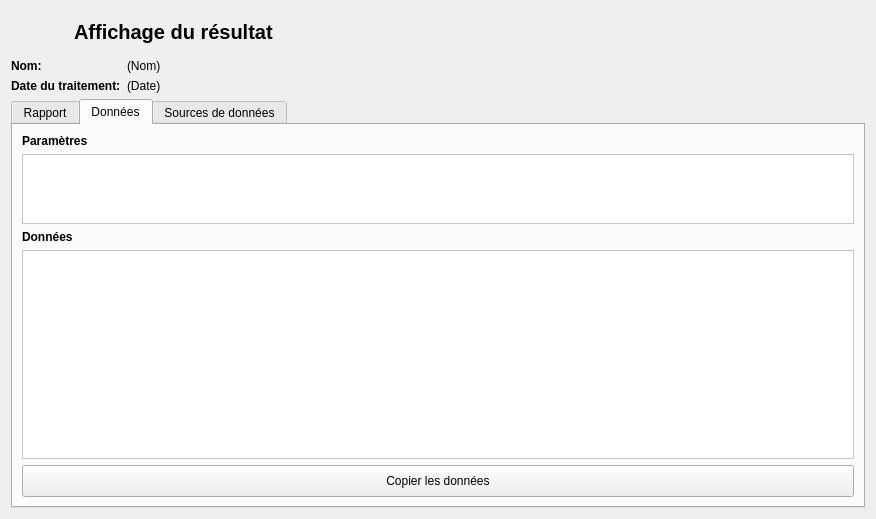
First picture: the form in python/resources/ui/ResultWidget.ui, repository introlab/OpenIMU, before the edit.
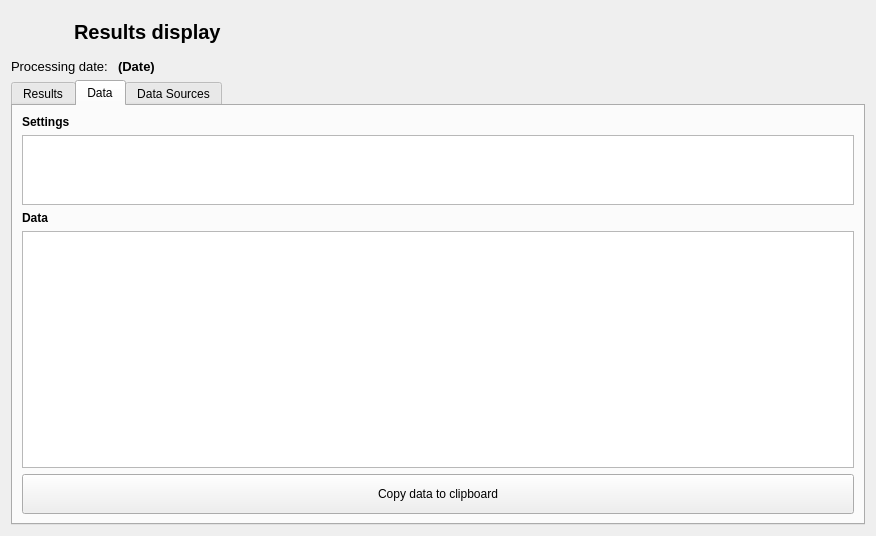
Second picture: the form after the edit. The open tabs and pages were chosen to show the change. Icons and pictures are not drawn.

Commit message: Refs #9. Translated ResultWindow Refs #66. Revised ResultWindow

Patch:
```diff
--- a/python/resources/ui/ResultWidget.ui
+++ b/python/resources/ui/ResultWidget.ui
@@ -7,7 +7,7 @@
     <x>0</x>
     <y>0</y>
     <width>876</width>
-    <height>519</height>
+    <height>536</height>
    </rect>
   </property>
   <property name="sizePolicy">
@@ -20,58 +20,10 @@
    <string>Form</string>
   </property>
   <property name="styleSheet">
-   <string notr="true">QTableWidget#tableData, QTableWidget#tableParams{background-color: white;color: black;}</string>
+   <string notr="true"/>
   </property>
   <layout class="QVBoxLayout" name="verticalLayout">
    <item>
-    <layout class="QGridLayout" name="gridLayout">
-     <item row="2" column="0">
-      <widget class="QLabel" name="lblTime">
-       <property name="font">
-        <font>
-         <weight>75</weight>
-         <bold>true</bold>
-        </font>
-       </property>
-       <property name="text">
-        <string>Date du traitement:</string>
-       </property>
-      </widget>
-     </item>
-     <item row="1" column="0">
-      <widget class="QLabel" name="lblName">
-       <property name="font">
-        <font>
-         <weight>75</weight>
-         <bold>true</bold>
-        </font>
-       </property>
-       <property name="text">
-        <string>Nom:</string>
-       </property>
-      </widget>
-     </item>
-     <item row="2" column="1">
-      <widget class="QLabel" name="lblTimeValue">
-       <property name="text">
-        <string>(Date)</string>
-       </property>
-      </widget>
-     </item>
-     <item row="1" column="1">
-      <widget class="QLabel" name="lblNameValue">
-       <property name="sizePolicy">
-        <sizepolicy hsizetype="MinimumExpanding" vsizetype="Preferred">
-         <horstretch>0</horstretch>
-         <verstretch>0</verstretch>
-        </sizepolicy>
-       </property>
-       <property name="text">
-        <string>(Nom)</string>
-       </property>
-      </widget>
-     </item>
-     <item row="0" column="0" colspan="2">
       <widget class="QFrame" name="frameTitle">
        <layout class="QHBoxLayout" name="horizontalLayout">
         <item>
@@ -100,7 +52,7 @@
          </widget>
         </item>
         <item>
-         <widget class="QLabel" name="lblInfos">
+       <widget class="QLabel" name="lblNameValue">
           <property name="sizePolicy">
            <sizepolicy hsizetype="Preferred" vsizetype="Fixed">
             <horstretch>0</horstretch>
@@ -110,17 +62,53 @@
           <property name="font">
            <font>
             <pointsize>15</pointsize>
-            <weight>75</weight>
             <italic>false</italic>
             <bold>true</bold>
            </font>
           </property>
           <property name="text">
-           <string>Affichage du résultat</string>
+         <string>Results display</string>
           </property>
          </widget>
         </item>
        </layout>
+    </widget>
+   </item>
+   <item>
+    <layout class="QGridLayout" name="gridLayout">
+     <property name="horizontalSpacing">
+      <number>10</number>
+     </property>
+     <item row="1" column="0">
+      <widget class="QLabel" name="lblTime">
+       <property name="sizePolicy">
+        <sizepolicy hsizetype="Maximum" vsizetype="Preferred">
+         <horstretch>0</horstretch>
+         <verstretch>0</verstretch>
+        </sizepolicy>
+       </property>
+       <property name="font">
+        <font>
+         <pointsize>10</pointsize>
+         <bold>false</bold>
+        </font>
+       </property>
+       <property name="text">
+        <string>Processing date:</string>
+       </property>
+      </widget>
+     </item>
+     <item row="1" column="1">
+      <widget class="QLabel" name="lblTimeValue">
+       <property name="font">
+        <font>
+         <pointsize>10</pointsize>
+         <bold>true</bold>
+        </font>
+       </property>
+       <property name="text">
+        <string notr="true">(Date)</string>
+       </property>
       </widget>
      </item>
     </layout>
@@ -128,11 +116,17 @@
    <item>
     <widget class="QTabWidget" name="tabResults">
      <property name="currentIndex">
-      <number>0</number>
+      <number>2</number>
+     </property>
+     <property name="iconSize">
+      <size>
+       <width>24</width>
+       <height>24</height>
+      </size>
      </property>
      <widget class="QWidget" name="tabReport">
       <attribute name="title">
-       <string>Rapport</string>
+       <string>Results</string>
       </attribute>
       <layout class="QVBoxLayout" name="verticalLayout_2">
        <property name="spacing">
@@ -162,19 +156,18 @@
      </widget>
      <widget class="QWidget" name="tabData">
       <attribute name="title">
-       <string>Données</string>
+       <string>Data</string>
       </attribute>
       <layout class="QVBoxLayout" name="verticalLayout_4">
        <item>
         <widget class="QLabel" name="lblParams">
          <property name="font">
           <font>
-           <weight>75</weight>
            <bold>true</bold>
           </font>
          </property>
          <property name="text">
-          <string>Paramètres</string>
+          <string>Settings</string>
          </property>
         </widget>
        </item>
@@ -202,28 +195,26 @@
           <set>QAbstractItemView::NoEditTriggers</set>
          </property>
          <property name="rowCount">
-          <number>2</number>
+          <number>1</number>
          </property>
          <attribute name="horizontalHeaderVisible">
-          <bool>false</bool>
+          <bool>true</bool>
          </attribute>
          <attribute name="verticalHeaderVisible">
           <bool>false</bool>
          </attribute>
          <row/>
-         <row/>
         </widget>
        </item>
        <item>
         <widget class="QLabel" name="lblData">
          <property name="font">
           <font>
-           <weight>75</weight>
            <bold>true</bold>
           </font>
          </property>
          <property name="text">
-          <string>Données</string>
+          <string>Data</string>
          </property>
         </widget>
        </item>
@@ -241,9 +232,6 @@
          <property name="sortingEnabled">
           <bool>true</bool>
          </property>
-         <attribute name="horizontalHeaderVisible">
-          <bool>false</bool>
-         </attribute>
          <attribute name="horizontalHeaderCascadingSectionResizes">
           <bool>false</bool>
          </attribute>
@@ -253,9 +241,6 @@
          <attribute name="horizontalHeaderStretchLastSection">
           <bool>false</bool>
          </attribute>
-         <attribute name="verticalHeaderVisible">
-          <bool>false</bool>
-         </attribute>
          <attribute name="verticalHeaderShowSortIndicator" stdset="0">
           <bool>false</bool>
          </attribute>
@@ -269,14 +254,24 @@
          <property name="minimumSize">
           <size>
            <width>0</width>
-           <height>32</height>
+           <height>40</height>
           </size>
          </property>
          <property name="cursor">
           <cursorShape>PointingHandCursor</cursorShape>
          </property>
          <property name="text">
-          <string>Copier les données</string>
+          <string>Copy data to clipboard</string>
+         </property>
+         <property name="icon">
+          <iconset resource="../core.qrc">
+           <normaloff>:/OpenIMU/icons/recordset.png</normaloff>:/OpenIMU/icons/recordset.png</iconset>
+         </property>
+         <property name="iconSize">
+          <size>
+           <width>24</width>
+           <height>24</height>
+          </size>
          </property>
         </widget>
        </item>
@@ -284,7 +279,7 @@
      </widget>
      <widget class="QWidget" name="tabSources">
       <attribute name="title">
-       <string>Sources de données</string>
+       <string>Data Sources</string>
       </attribute>
       <layout class="QHBoxLayout" name="horizontalLayout_2">
        <item>
```
Left out of the diff: 35 changed lines with no effect on the pictures. Lines whose indentation alone changed are shown as unchanged. The commit also changes 14 other files.
